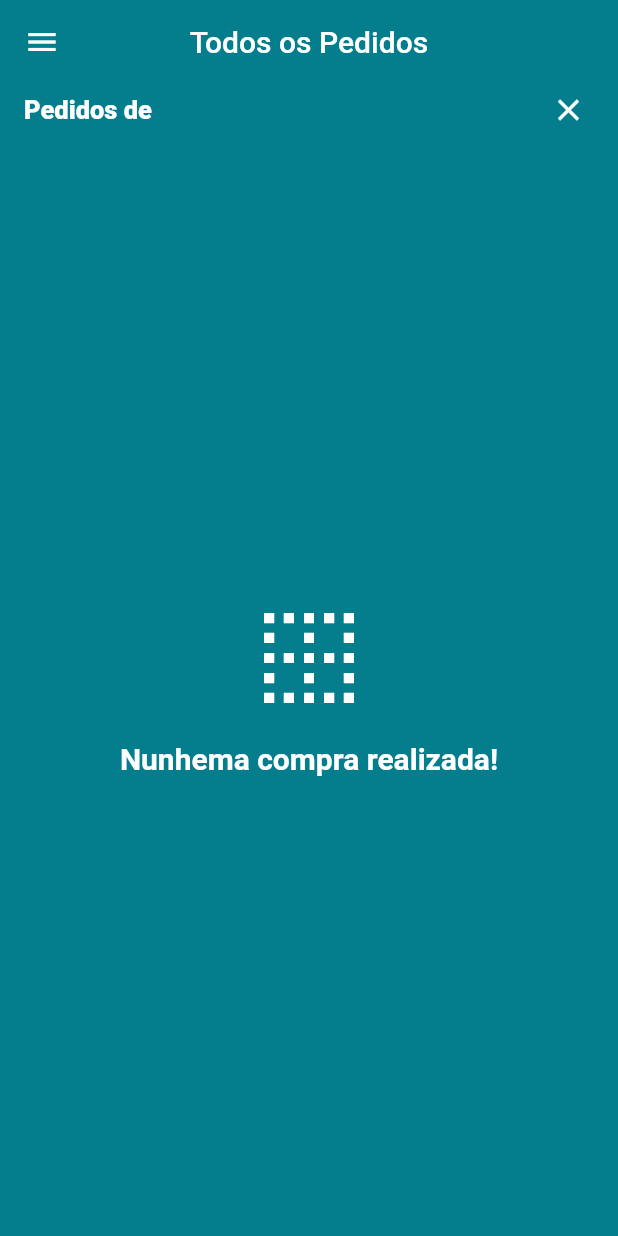
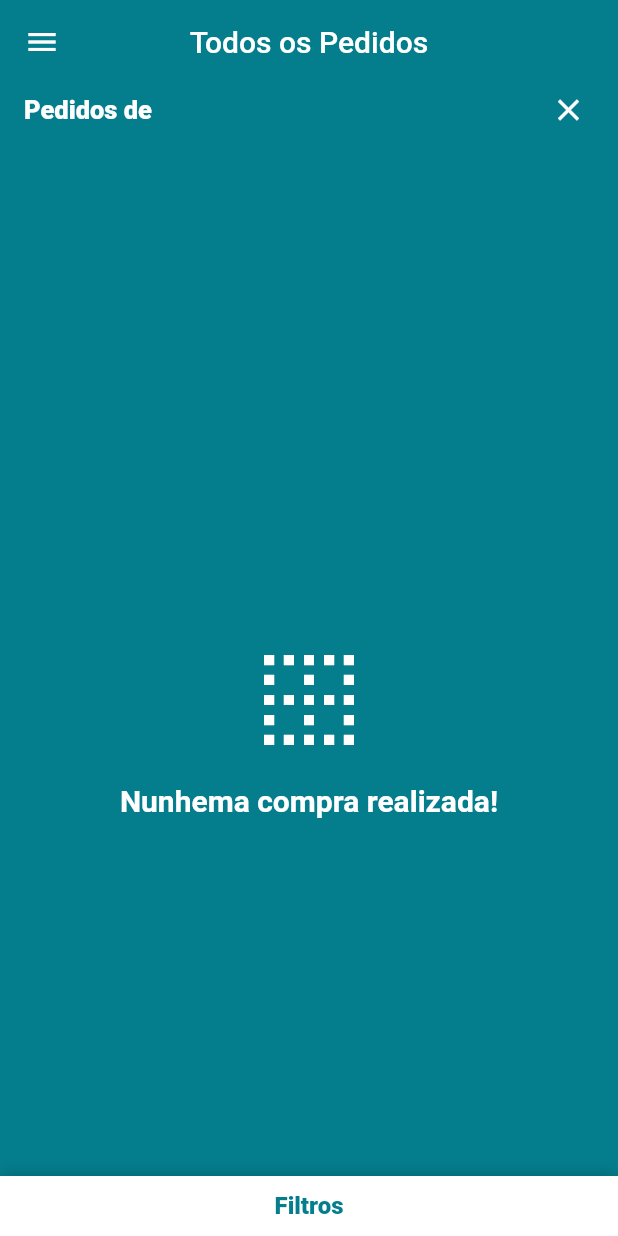
Before and after one commit to goncalveshigino/loja_virtual, a Flutter app: the AdminOrdersScreen screen opened directly, on a phone screen of 412 x 824 dp. Run offline on Flutter 3.47's test engine with Material 2 defaults, Android fonts, the phone set to English and light mode, and no system bars; drawn by our look-alikes of sliding_up_panel; our stand-ins replace brasil_fields, carousel_pro, cloud_firestore, dio, firebase_auth, firebase_storage and 4 more; missing offline and left inert: alphabet_list_scroll_view; accounts and stored records are empty.

Commit message:
Exibindo o painel de status

```diff
--- a/lib/Screen/admin_orders/admin_orders_screen.dart
+++ b/lib/Screen/admin_orders/admin_orders_screen.dart
@@ -4,10 +4,13 @@ import 'package:loja_virtual/common/order/order_tile.dart';
 import 'package:loja_virtual/common/custom_drawer/custom_drawer.dart';
 import 'package:loja_virtual/common/custom_drawer/empty_card.dart';
 import 'package:loja_virtual/models/admin_orders_manager.dart';
-import 'package:loja_virtual/models/orders_manager.dart';
+import 'package:loja_virtual/models/order.dart';
 import 'package:provider/provider.dart';
+import 'package:sliding_up_panel/sliding_up_panel.dart';
 
 class AdminOrdersScreen extends StatelessWidget {
+  final PanelController panelController = PanelController();
+
   @override
   Widget build(BuildContext context) {
     return Scaffold(
@@ -20,7 +23,9 @@ class AdminOrdersScreen extends StatelessWidget {
         builder: (_, adminOrderManager, __) {
           final filteredOrders = adminOrderManager.filteredOrders;
 
-          return Column(
+          return SlidingUpPanel(
+            controller: panelController,
+            body: Column(
               children: [
                 if (adminOrderManager.userFilter != null)
                   Padding(
@@ -66,6 +71,46 @@ class AdminOrdersScreen extends StatelessWidget {
                     ),
                   )
               ],
+            ),
+            minHeight: 40,
+            maxHeight: 240,
+            panel: Column(
+              children: [
+                GestureDetector(
+                  onTap: () {
+                    if (panelController.isPanelClosed) {
+                      panelController.open();
+                    } else {
+                      panelController.close();
+                    }
+                  },
+                  child: Container(
+                    height: 40,
+                    color: Colors.white,
+                    alignment: Alignment.center,
+                    child: Text(
+                      'Filtros',
+                      style: TextStyle(
+                          color: Theme.of(context).primaryColor,
+                          fontSize: 16.0,
+                          fontWeight: FontWeight.w800),
+                    ),
+                  ),
+                ),
+                Expanded(
+                  child: Column(
+                      mainAxisAlignment: MainAxisAlignment.spaceBetween,
+                      children: Status.values.map((s) {
+                        return CheckboxListTile(
+                          title: Text(Order.getStatusText(s)),
+                          dense: true,
+                          value: true,
+                          onChanged: (v) {},
+                        );
+                      }).toList()),
+                )
+              ],
+            ),
           );
         },
       ),
--- a/pubspec.yaml
+++ b/pubspec.yaml
@@ -31,7 +31,7 @@ dependencies:
   cloud_firestore: ^0.13.5
   firebase_auth: ^0.16.0
   firebase_storage: ^3.1.5
-  provider: ^4.1.2
+  provider: ^4.1.3
   carousel_pro: ^1.0.0
   flutter_staggered_grid_view: ^0.3.0
   alphabet_list_scroll_view: ^1.0.6
@@ -43,6 +43,8 @@ dependencies:
   dio: ^3.0.9
   brasil_fields: ^0.1.0
   geolocator: ^5.3.1
+  dependencies:
+  sliding_up_panel: ^1.0.2
 
 dev_dependencies:
   flutter_test:
```
Also changed, not shown: pubspec.lock. Lines whose indentation alone changed are shown as unchanged.
